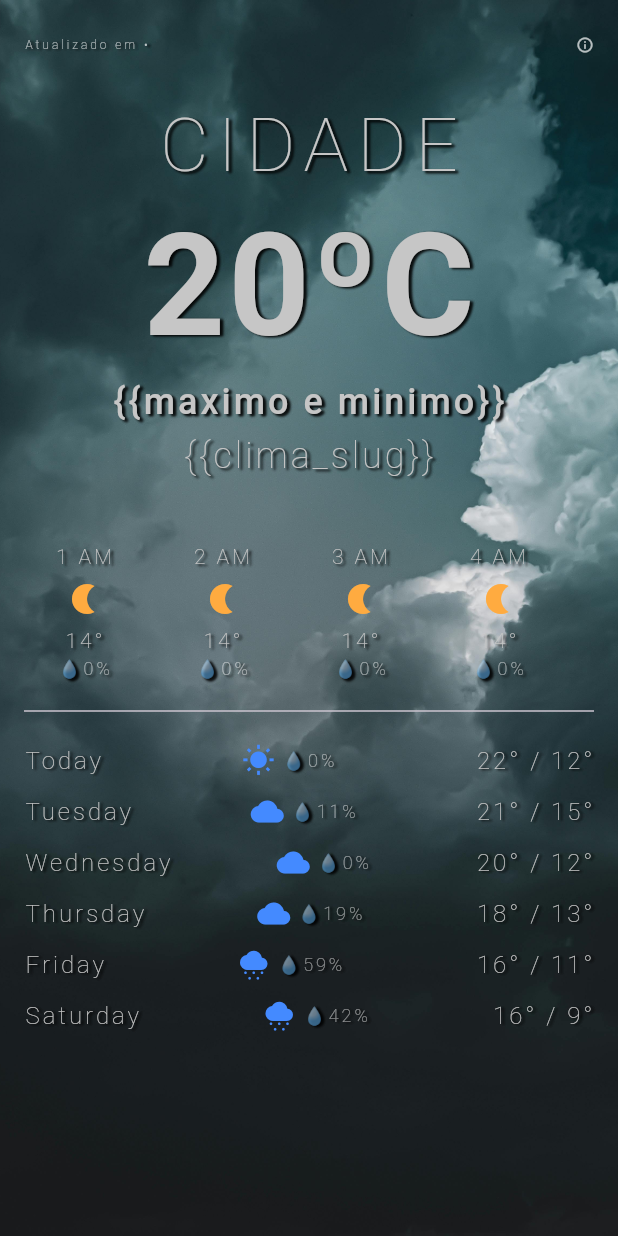
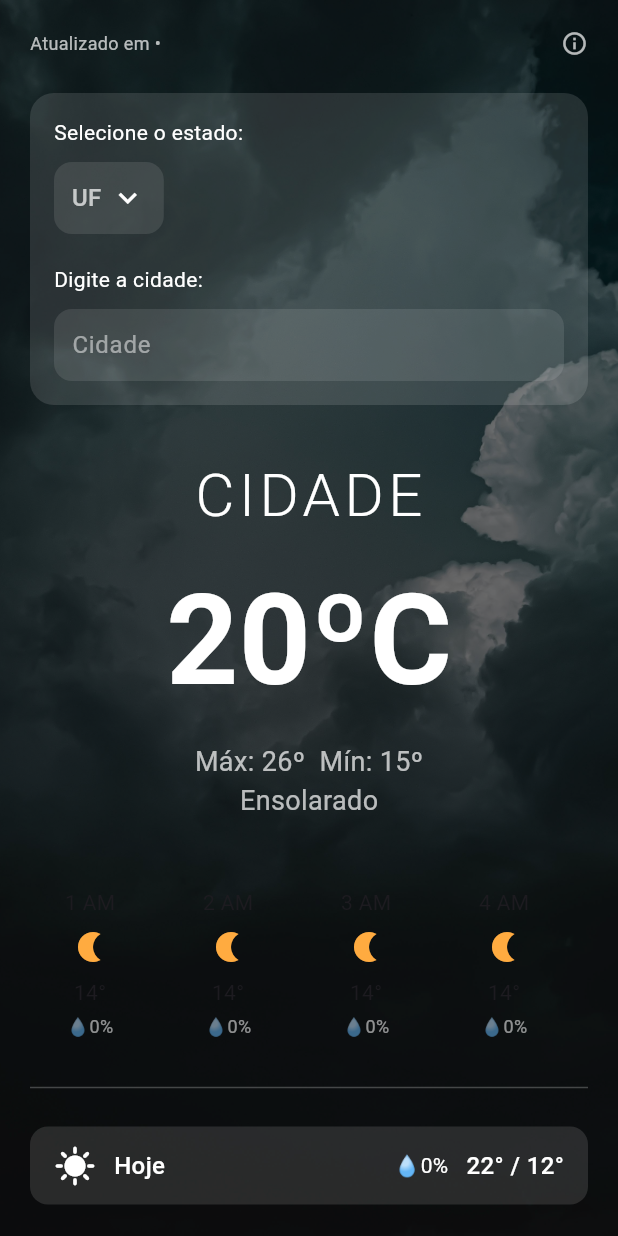
Before and after one commit to RaiFM/weather_station, a Flutter app: the screen it shows after launch, on a phone screen of 412 x 824 dp. Run offline on Flutter 3.47's test engine with Material 3 defaults, Android fonts, the phone set to English and light mode, and no system bars; our stand-ins replace cloud_firestore, firebase_core, geolocator, google_fonts; accounts and stored records are empty; Roboto replaces fonts that are missing (Roboto Flex).

Commit message:
Adiciona botão de pesquisa por cidade

```diff
--- a/lib/ui/pages/weather_home_page.dart
+++ b/lib/ui/pages/weather_home_page.dart
@@ -1,13 +1,18 @@
 import 'package:flutter/material.dart';
 import 'package:geolocator/geolocator.dart';
 import 'package:google_fonts/google_fonts.dart';
+import 'package:provider/provider.dart';
+
 import 'package:weather_station/domain/model/clima_model.dart' show ClimaModel;
 import 'package:weather_station/ui/controller/clima_provider.dart';
 import 'package:weather_station/ui/controller/location_controller.dart';
-import 'package:weather_station/ui/widgets/daily_forecast.dart'
-    show DailyForecast;
-import 'package:weather_station/ui/widgets/hourly_forecast.dart'
-    show HourlyForecast;
+import 'package:weather_station/ui/controller/search_cidade_provider.dart';
+import 'package:weather_station/ui/widgets/daily_forecast.dart';
+import 'package:weather_station/ui/widgets/hourly_forecast.dart';
+
+import 'package:weather_station/domain/usecase/listar_nome_cidades_uc.dart';
+import 'package:weather_station/infra/repository/repository_cidade_api.dart';
+import 'package:weather_station/infra/service/api_cidades_service.dart';
 
 class WeatherHomePage extends StatefulWidget {
   const WeatherHomePage({super.key});
@@ -18,89 +23,219 @@ class WeatherHomePage extends StatefulWidget {
 
 class _WeatherHomePageState extends State<WeatherHomePage> {
   final LocationController locationController = LocationController();
+  String? estadoSelecionado;
+  String? cidadeSelecionada;
+  final TextEditingController cidadeController = TextEditingController();
+
+  final Map<String, int> estados = {
+    'AC': 12,
+    'AL': 27,
+    'AP': 16,
+    'AM': 13,
+    'BA': 29,
+    'CE': 23,
+    'DF': 53,
+    'ES': 32,
+    'GO': 52,
+    'MA': 21,
+    'MT': 51,
+    'MS': 50,
+    'MG': 31,
+    'PA': 15,
+    'PB': 25,
+    'PR': 41,
+    'PE': 26,
+    'PI': 22,
+    'RJ': 33,
+    'RN': 24,
+    'RS': 43,
+    'RO': 11,
+    'RR': 14,
+    'SC': 42,
+    'SP': 35,
+    'SE': 28,
+    'TO': 17
+  };
 
   @override
   Widget build(BuildContext context) {
-    return DefaultTextStyle(
-      style: GoogleFonts.robotoFlex(
-          color: const Color.fromARGB(255, 198, 198, 198),
-          letterSpacing: 2,
-          fontWeight: FontWeight.w100,
-          textStyle: TextStyle(
-              locale: Localizations.localeOf(context),
-              fontFamily: 'Roboto Flex',
-              shadows: List.filled(
-                  3,
-                  const Shadow(
-                      color: Colors.black54,
-                      blurRadius: 1.5,
-                      offset: Offset(2, 1))),
-              fontFamilyFallback: const ['Ubuntu', 'Roboto Flex'])),
+    return ChangeNotifierProvider(
+      create: (_) => SearchCidadeProvider(
+        listarNomeCidadesUc: ListarNomeCidadesUc(
+          repositoryCidadeApi: RepositoryCidadeApi(
+            apiCidadesService: ApiCidadesService().getInstance,
+          ).getInstance,
+        ),
+      ),
+      child: Scaffold(
+        backgroundColor: Colors.transparent,
+        body: Container(
+          decoration: const BoxDecoration(
+            image: DecorationImage(
+              image: AssetImage("assets/images/skycloudy.jpg"),
+              fit: BoxFit.cover,
+              colorFilter: ColorFilter.mode(Colors.black54, BlendMode.darken),
+            ),
+          ),
           child: SafeArea(
-        child: Container(
-          decoration: const BoxDecoration(
-            color: Color.fromARGB(0, 0, 0, 1),
-            image: DecorationImage(
-                fit: BoxFit.cover,
-                colorFilter:
-                    ColorFilter.mode(Colors.black12, BlendMode.lighten),
-                image: AssetImage("assets/images/skycloudy.jpg")),
-          ),
             child: Padding(
-            padding: const EdgeInsets.symmetric(horizontal: 16, vertical: 8),
-            child: SingleChildScrollView(
+              padding: const EdgeInsets.symmetric(horizontal: 20, vertical: 20),
+              child: Consumer<SearchCidadeProvider>(
+                builder: (context, provider, _) {
+                  return SingleChildScrollView(
                     child: Column(
+                      crossAxisAlignment: CrossAxisAlignment.start,
                       children: [
-                  const SizedBox(height: 16),
-                  const Row(
+                        Row(
                           mainAxisAlignment: MainAxisAlignment.spaceBetween,
-                    children: [
+                          children: const [
                             Text("Atualizado em •",
-                          style: TextStyle(fontSize: 8, color: Colors.white70)),
-                      Icon(Icons.info_outline, color: Colors.white70, size: 12),
+                                style: TextStyle(
+                                    color: Colors.white70, fontSize: 12)),
+                            Icon(Icons.info_outline,
+                                color: Colors.white70, size: 18),
                           ],
                         ),
                         const SizedBox(height: 24),
+                        Container(
+                          padding: const EdgeInsets.all(16),
+                          decoration: BoxDecoration(
+                            color: Colors.white12,
+                            borderRadius: BorderRadius.circular(16),
+                          ),
+                          child: Column(
+                            crossAxisAlignment: CrossAxisAlignment.start,
+                            children: [
+                              Text("Selecione o estado:",
+                                  style: GoogleFonts.roboto(
+                                      color: Colors.white, fontSize: 14)),
+                              const SizedBox(height: 10),
+                              Container(
+                                padding:
+                                    const EdgeInsets.symmetric(horizontal: 12),
+                                decoration: BoxDecoration(
+                                  color: Colors.white10,
+                                  borderRadius: BorderRadius.circular(12),
+                                ),
+                                child: DropdownButtonHideUnderline(
+                                  child: DropdownButton<String>(
+                                    dropdownColor: Colors.black87,
+                                    value: estadoSelecionado,
+                                    hint: const Text("UF",
+                                        style:
+                                            TextStyle(color: Colors.white70)),
+                                    icon: const Icon(Icons.keyboard_arrow_down,
+                                        color: Colors.white),
+                                    onChanged: (String? newUf) async {
+                                      setState(() {
+                                        estadoSelecionado = newUf;
+                                        cidadeController.clear();
+                                      });
+                                      if (newUf != null) {
+                                        await provider
+                                            .pesquisarNome(estados[newUf]!);
+                                      }
+                                    },
+                                    items: estados.keys.map((String uf) {
+                                      return DropdownMenuItem<String>(
+                                        value: uf,
+                                        child: Text(uf,
+                                            style: const TextStyle(
+                                                color: Colors.white)),
+                                      );
+                                    }).toList(),
+                                  ),
+                                ),
+                              ),
+                              const SizedBox(height: 20),
+                              Text("Digite a cidade:",
+                                  style: GoogleFonts.roboto(
+                                      color: Colors.white, fontSize: 14)),
+                              const SizedBox(height: 10),
+                              Container(
+                                decoration: BoxDecoration(
+                                  color: Colors.white10,
+                                  borderRadius: BorderRadius.circular(12),
+                                ),
+                                child: Autocomplete<String>(
+                                  optionsBuilder: (TextEditingValue value) {
+                                    if (value.text.isEmpty) {
+                                      return const Iterable<String>.empty();
+                                    }
+                                    return provider.allClimas
+                                        .where((c) =>
+                                            c != null &&
+                                            c!.toLowerCase().contains(
+                                                value.text.toLowerCase()))
+                                        .cast<String>();
+                                  },
+                                  fieldViewBuilder: (context, controller,
+                                      focusNode, onEditingComplete) {
+                                    return TextField(
+                                      controller: controller,
+                                      focusNode: focusNode,
+                                      onEditingComplete: onEditingComplete,
+                                      enabled: estadoSelecionado != null,
+                                      style:
+                                          const TextStyle(color: Colors.white),
+                                      decoration: InputDecoration(
+                                        contentPadding:
+                                            const EdgeInsets.symmetric(
+                                                horizontal: 12),
+                                        hintText: "Cidade",
+                                        hintStyle: TextStyle(
+                                            color:
+                                                Colors.white.withOpacity(0.5)),
+                                        border: InputBorder.none,
+                                      ),
+                                    );
+                                  },
+                                  onSelected: (String selection) {
+                                    setState(
+                                        () => cidadeSelecionada = selection);
+                                  },
+                                ),
+                              ),
+                            ],
+                          ),
+                        ),
+                        const SizedBox(height: 32),
                         Center(
-                    child: Padding(
-                      padding: const EdgeInsets.all(8.0),
                           child: Column(
                             children: [
-                          Text("CIDADE",
+                              Text(
+                                cidadeSelecionada?.toUpperCase() ?? "CIDADE",
                                 style: GoogleFonts.robotoFlex(
-                                  fontSize: 50,
-                                  fontWeight: FontWeight.w100,
-                                  letterSpacing: 6)),
+                                  fontSize: 40,
+                                  fontWeight: FontWeight.w300,
+                                  color: Colors.white,
+                                  letterSpacing: 3,
+                                ),
+                              ),
                               const SizedBox(height: 8),
                               Text("20ºC",
                                   style: GoogleFonts.robotoFlex(
-                                  fontSize: 95,
-                                  fontWeight: FontWeight.w700,
-                                  letterSpacing: 2)),
+                                      fontSize: 84,
+                                      fontWeight: FontWeight.bold,
+                                      color: Colors.white)),
                               const SizedBox(height: 8),
-                          Text("{{maximo e minimo}}",
+                              Text("Máx: 26º  Mín: 15º",
                                   style: GoogleFonts.ubuntuCondensed(
-                                  fontSize: 24,
-                                  fontWeight: FontWeight.w500,
-                                  letterSpacing: 2)),
-                          const SizedBox(height: 8),
-                          Text("{{clima_slug}}",
+                                      fontSize: 18, color: Colors.white70)),
+                              Text("Ensolarado",
                                   style: GoogleFonts.ubuntuCondensed(
-                                  fontSize: 24,
-                                  fontWeight: FontWeight.w100,
-                                  letterSpacing: 2)),
+                                      fontSize: 18, color: Colors.white70)),
                             ],
                           ),
                         ),
-                  ),
                         const SizedBox(height: 32),
-                  SizedBox(
-                    height: 100,
+                        Container(
+                          height: 110,
+                          margin: const EdgeInsets.symmetric(vertical: 8),
                           child: ListView(
-                      semanticChildCount: 24,
+                            scrollDirection: Axis.horizontal,
                             shrinkWrap: true,
-                      scrollDirection: Axis.horizontal,
-                      physics: const ScrollPhysics(),
+                            physics: const BouncingScrollPhysics(),
                             children: const [
                               HourlyForecast(
                                   hour: "1 AM",
@@ -152,117 +287,52 @@ class _WeatherHomePageState extends State<WeatherHomePage> {
                                   temp: "14°",
                                   icon: Icons.nightlight,
                                   chance: "0%"),
-                        HourlyForecast(
-                            hour: "11 AM",
-                            temp: "14°",
-                            icon: Icons.nightlight,
-                            chance: "0%"),
-                        HourlyForecast(
-                            hour: "12 PM",
-                            temp: "14°",
-                            icon: Icons.nightlight,
-                            chance: "0%"),
-                        HourlyForecast(
-                            hour: "13 PM",
-                            temp: "14°",
-                            icon: Icons.nightlight,
-                            chance: "0%"),
-                        HourlyForecast(
-                            hour: "14 PM",
-                            temp: "14°",
-                            icon: Icons.nightlight,
-                            chance: "0%"),
-                        HourlyForecast(
-                            hour: "15 PM",
-                            temp: "14°",
-                            icon: Icons.nightlight,
-                            chance: "0%"),
-                        HourlyForecast(
-                            hour: "16 PM",
-                            temp: "14°",
-                            icon: Icons.nightlight,
-                            chance: "0%"),
-                        HourlyForecast(
-                            hour: "17 PM",
-                            temp: "13°",
-                            icon: Icons.nightlight,
-                            chance: "0%"),
-                        HourlyForecast(
-                            hour: "18 PM",
-                            temp: "13°",
-                            icon: Icons.nightlight,
-                            chance: "0%"),
-                        HourlyForecast(
-                            hour: "19 PM",
-                            temp: "13°",
-                            icon: Icons.nightlight,
-                            chance: "0%"),
-                        HourlyForecast(
-                            hour: "20 PM",
-                            temp: "14°",
-                            icon: Icons.nightlight,
-                            chance: "0%"),
-                        HourlyForecast(
-                            hour: "21 PM",
-                            temp: "14°",
-                            icon: Icons.nightlight,
-                            chance: "0%"),
-                        HourlyForecast(
-                            hour: "22 PM",
-                            temp: "14°",
-                            icon: Icons.nightlight,
-                            chance: "0%"),
-                        HourlyForecast(
-                            hour: "23 PM",
-                            temp: "14°",
-                            icon: Icons.nightlight,
-                            chance: "0%"),
-                        HourlyForecast(
-                            hour: "00 AM",
-                            temp: "14°",
-                            icon: Icons.nightlight,
-                            chance: "0%"),
                             ],
                           ),
                         ),
-                  const Center(child: Divider(height: 32)),
+                        const Divider(
+                            height: 40,
+                            color: Color.fromARGB(60, 255, 255, 255)),
                         const DailyForecast(
-                      day: "Today",
-                      icon: Icons.wb_sunny,
+                            day: "Hoje",
+                            icon: Icons.sunny,
                             chance: "0%",
                             high: "22°",
                             low: "12°"),
                         const DailyForecast(
-                      day: "Tuesday",
+                            day: "Amanhã",
                             icon: Icons.cloud,
                             chance: "11%",
                             high: "21°",
                             low: "15°"),
                         const DailyForecast(
-                      day: "Wednesday",
+                            day: "Quarta",
                             icon: Icons.cloud,
                             chance: "0%",
                             high: "20°",
                             low: "12°"),
                         const DailyForecast(
-                      day: "Thursday",
+                            day: "Quinta",
                             icon: Icons.cloud,
                             chance: "19%",
                             high: "18°",
                             low: "13°"),
                         const DailyForecast(
-                      day: "Friday",
+                            day: "Sexta",
                             icon: Icons.cloudy_snowing,
                             chance: "59%",
                             high: "16°",
                             low: "11°"),
                         const DailyForecast(
-                      day: "Saturday",
+                            day: "Sábado",
                             icon: Icons.cloudy_snowing,
                             chance: "42%",
                             high: "16°",
                             low: "9°"),
                       ],
+                    ),
+                  );
+                },
               ),
             ),
           ),
--- a/lib/ui/widgets/daily_forecast.dart
+++ b/lib/ui/widgets/daily_forecast.dart
@@ -18,20 +18,54 @@ class DailyForecast extends StatelessWidget {
 
   @override
   Widget build(BuildContext context) {
-    return Padding(
-      padding: const EdgeInsets.symmetric(vertical: 6),
+    return Container(
+      margin: const EdgeInsets.symmetric(vertical: 6),
+      padding: const EdgeInsets.symmetric(horizontal: 16, vertical: 12),
+      decoration: BoxDecoration(
+        color: Colors.white12,
+        borderRadius: BorderRadius.circular(12),
+      ),
       child: Row(
-        mainAxisAlignment: MainAxisAlignment.spaceBetween,
         children: [
-          Text(day, style: const TextStyle(fontSize: 16)),
-          Row(
-            children: [
-              Icon(icon, size: 22, color: Colors.blueAccent),
-              const SizedBox(width: 4),
-              Text("💧$chance", style: const TextStyle(fontSize: 12, color: Colors.white54)),
-            ],
+          Expanded(
+            child: Row(
+              children: [
+                Icon(icon, color: Colors.white, size: 28),
+                const SizedBox(width: 12),
+                Text(
+                  day,
+                  style: const TextStyle(
+                    color: Colors.white,
+                    fontSize: 16,
+                    fontWeight: FontWeight.w500,
+                  ),
+                ),
+              ],
+            ),
           ),
-          Text("$high / $low", style: const TextStyle(fontSize: 16)),
+          Expanded(
+            child: Row(
+              mainAxisAlignment: MainAxisAlignment.end,
+              children: [
+                Text(
+                  "💧$chance",
+                  style: const TextStyle(
+                    color: Colors.white,
+                    fontSize: 14,
+                  ),
+                ),
+                const SizedBox(width: 12),
+                Text(
+                  "$high / $low",
+                  style: const TextStyle(
+                    color: Colors.white,
+                    fontSize: 16,
+                    fontWeight: FontWeight.w500,
+                  ),
+                ),
+              ],
+            ),
+          ),
         ],
       ),
     );
```
Lines whose indentation alone changed are shown as unchanged.
